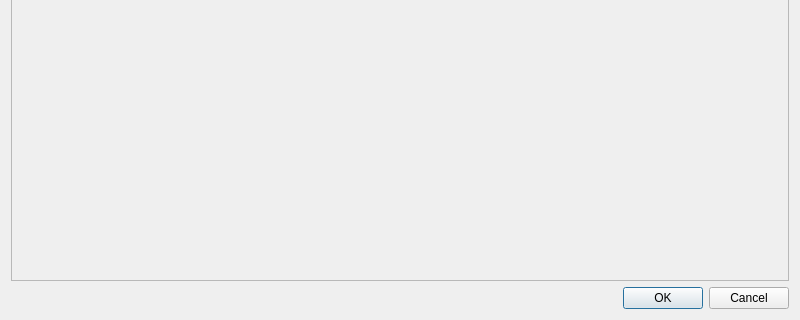
Qt form KAMEditor/gui/gcodeswebviewdialog.ui (Xtail96/SML) before a commit; both pictures show x 0 to 800 and y 280 to 600 of the 800 by 600 pixel window.
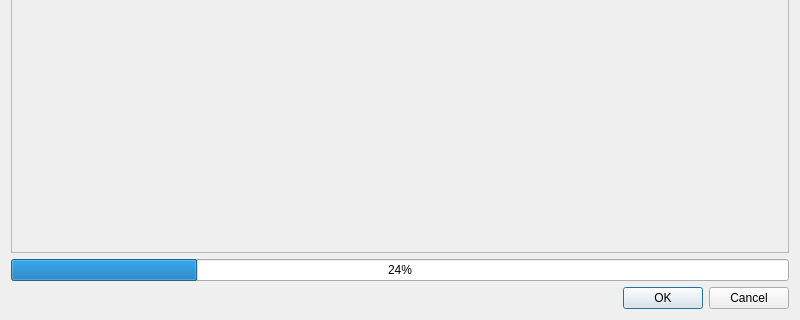
The same form after that commit.

Commit message: Прогрес бар загрузки страницы

What changed in the file:
```diff
--- a/KAMEditor/gui/gcodeswebviewdialog.ui
+++ b/KAMEditor/gui/gcodeswebviewdialog.ui
@@ -24,7 +24,7 @@
      </property>
     </widget>
    </item>
-   <item row="1" column="0">
+   <item row="2" column="0">
     <widget class="QDialogButtonBox" name="buttonBox">
      <property name="orientation">
       <enum>Qt::Horizontal</enum>
@@ -34,6 +34,13 @@
      </property>
     </widget>
    </item>
+   <item row="1" column="0">
+    <widget class="QProgressBar" name="loadProgressBar">
+     <property name="value">
+      <number>24</number>
+     </property>
+    </widget>
+   </item>
   </layout>
  </widget>
  <resources/>
```
The commit also changes 2 other files.
